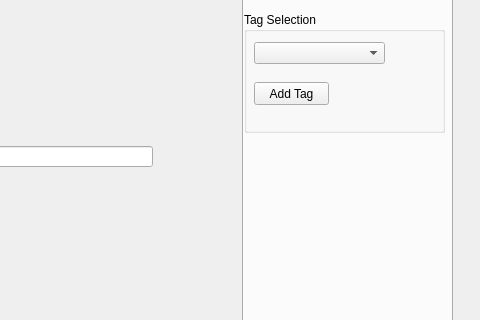
Old version of the form EventQtSlotConnect.ui in the repository tiansijie/cmrep_skelGUI; both pictures show x 318 to 798 and y 104 to 424 of the 798 by 660 pixel window.
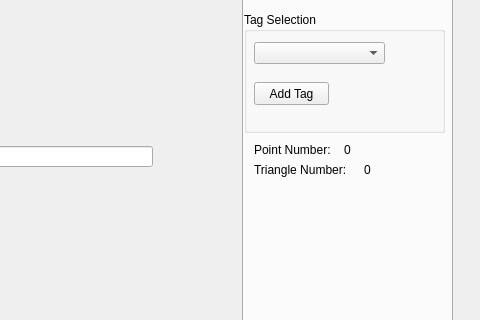
New version of the form. Custom widgets are drawn as their Qt base class.

```diff
--- a/EventQtSlotConnect.ui
+++ b/EventQtSlotConnect.ui
@@ -436,6 +436,94 @@
        </property>
       </widget>
      </widget>
+     <widget class="QLabel" name="labelPoint">
+      <property name="geometry">
+       <rect>
+        <x>10</x>
+        <y>190</y>
+        <width>81</width>
+        <height>16</height>
+       </rect>
+      </property>
+      <property name="font">
+       <font>
+        <weight>50</weight>
+        <bold>false</bold>
+       </font>
+      </property>
+      <property name="text">
+       <string>Point Number:</string>
+      </property>
+      <property name="scaledContents">
+       <bool>false</bool>
+      </property>
+     </widget>
+     <widget class="QLabel" name="PointNumber">
+      <property name="geometry">
+       <rect>
+        <x>100</x>
+        <y>190</y>
+        <width>31</width>
+        <height>16</height>
+       </rect>
+      </property>
+      <property name="font">
+       <font>
+        <weight>50</weight>
+        <bold>false</bold>
+       </font>
+      </property>
+      <property name="text">
+       <string>0</string>
+      </property>
+      <property name="scaledContents">
+       <bool>false</bool>
+      </property>
+     </widget>
+     <widget class="QLabel" name="labelTriangle">
+      <property name="geometry">
+       <rect>
+        <x>10</x>
+        <y>210</y>
+        <width>101</width>
+        <height>16</height>
+       </rect>
+      </property>
+      <property name="font">
+       <font>
+        <weight>50</weight>
+        <bold>false</bold>
+       </font>
+      </property>
+      <property name="text">
+       <string>Triangle Number:</string>
+      </property>
+      <property name="scaledContents">
+       <bool>false</bool>
+      </property>
+     </widget>
+     <widget class="QLabel" name="TriangleNumber">
+      <property name="geometry">
+       <rect>
+        <x>120</x>
+        <y>210</y>
+        <width>31</width>
+        <height>16</height>
+       </rect>
+      </property>
+      <property name="font">
+       <font>
+        <weight>50</weight>
+        <bold>false</bold>
+       </font>
+      </property>
+      <property name="text">
+       <string>0</string>
+      </property>
+      <property name="scaledContents">
+       <bool>false</bool>
+      </property>
+     </widget>
     </widget>
    </widget>
    <widget class="QProgressBar" name="cmrep_progressBar">
```
